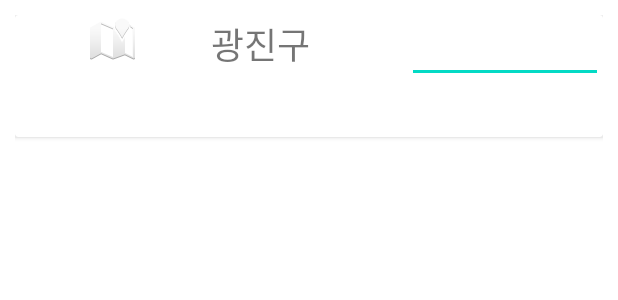
After one commit to BAEKYUJEONG/RunnersHI, an Android app: the layout history.xml on its own in the app's theme, with its tools: preview values and no code run, on a phone screen of 412 x 824 dp. The commit adds this screen. Shown: the top 300 px of the screen. Run offline under Robolectric (Android 15) with nearby library versions, the phone set to English and light mode, and no system bars.

Commit message:
[feat] Profile history - Recycler View 추가

```diff
--- /dev/null
+++ b/runnershi_fe/RunnersHi/app/src/main/res/layout/history.xml
@@ -0,0 +1,43 @@
+<?xml version="1.0" encoding="utf-8"?>
+<LinearLayout xmlns:android="http://schemas.android.com/apk/res/android"
+    android:layout_width="match_parent"
+    android:layout_height="match_parent"
+    android:orientation="vertical"
+    android:padding="10dp">
+
+    <androidx.cardview.widget.CardView
+        android:layout_width="match_parent"
+        android:layout_height="81dp"
+        android:padding="30dp">
+
+        <LinearLayout
+            android:layout_width="match_parent"
+            android:layout_height="80dp"
+            android:orientation="horizontal">
+
+            <ImageView
+                android:id="@+id/map"
+                android:layout_width="match_parent"
+                android:layout_height="wrap_content"
+                android:layout_weight="1"
+                android:src="@android:drawable/ic_dialog_map" />
+
+            <TextView
+                android:id="@+id/place"
+                android:layout_width="match_parent"
+                android:layout_height="wrap_content"
+                android:layout_weight="1"
+                android:text="광진구"
+                android:textSize="24sp" />
+
+            <EditText
+                android:id="@+id/running_time"
+                android:layout_width="match_parent"
+                android:layout_height="wrap_content"
+                android:layout_weight="1"
+                android:ems="10"
+                android:inputType="number" />
+        </LinearLayout>
+    </androidx.cardview.widget.CardView>
+
+</LinearLayout>
```
Also changed, not shown: runnershi_fe/RunnersHi/app/src/main/java/com/A306/runnershi/Fragment/ProfileFragment.kt (+21 -0 lines), runnershi_fe/RunnersHi/app/src/main/res/layout/fragment_profile.xml (+4 -26 lines).
